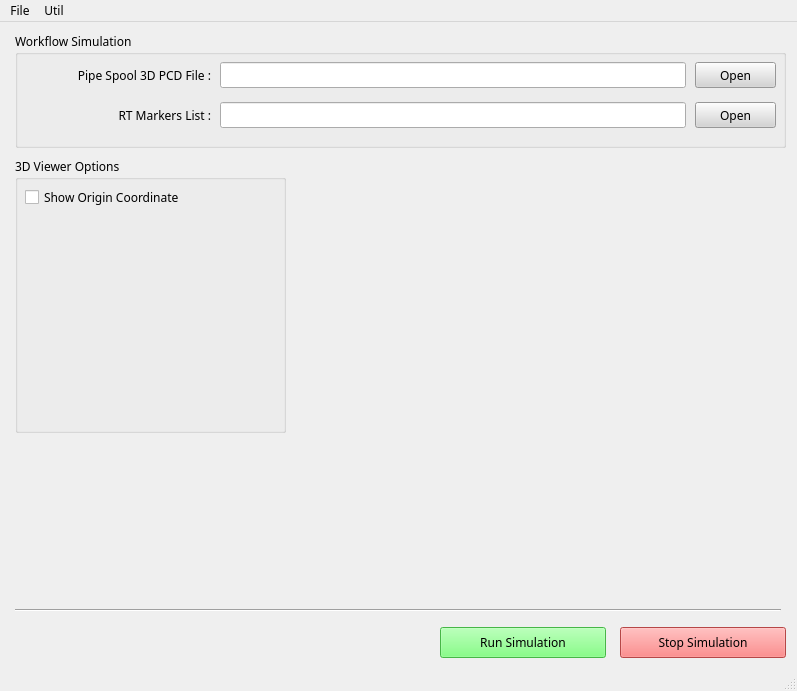
Above: gui/monitor/main_window.ui from yes89929/flame_robotics_drt---pdm before the change. Below: the same form after it.
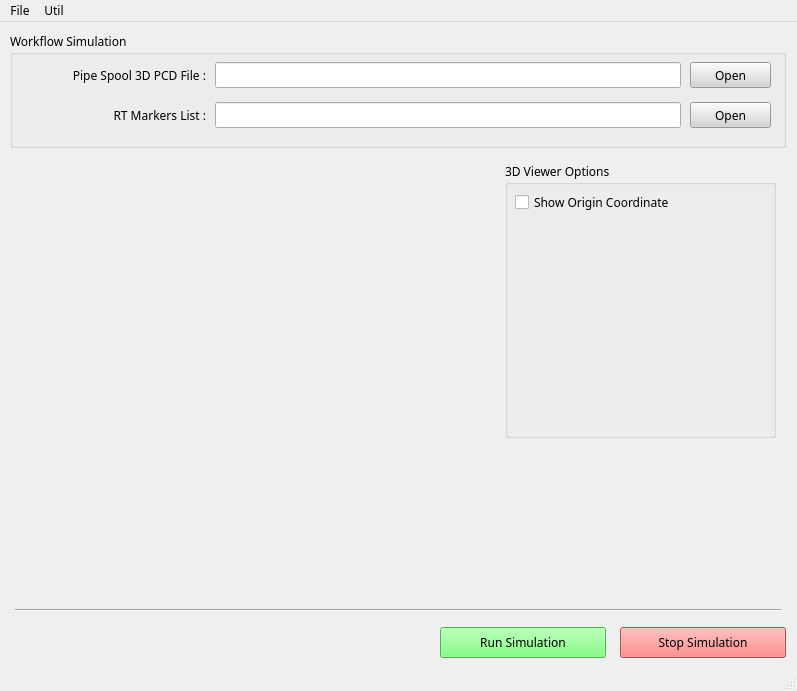
That is the form after the change. Icons and pictures are not drawn.

```diff
--- a/gui/monitor/main_window.ui
+++ b/gui/monitor/main_window.ui
@@ -33,9 +33,9 @@
    <widget class="QGroupBox" name="groupBox_4">
     <property name="geometry">
      <rect>
-      <x>15</x>
+      <x>10</x>
       <y>10</y>
-      <width>771</width>
+      <width>776</width>
       <height>116</height>
      </rect>
     </property>
@@ -213,8 +213,8 @@
    <widget class="QGroupBox" name="groupBox">
     <property name="geometry">
      <rect>
-      <x>15</x>
-      <y>135</y>
+      <x>505</x>
+      <y>140</y>
       <width>271</width>
       <height>276</height>
      </rect>
```
